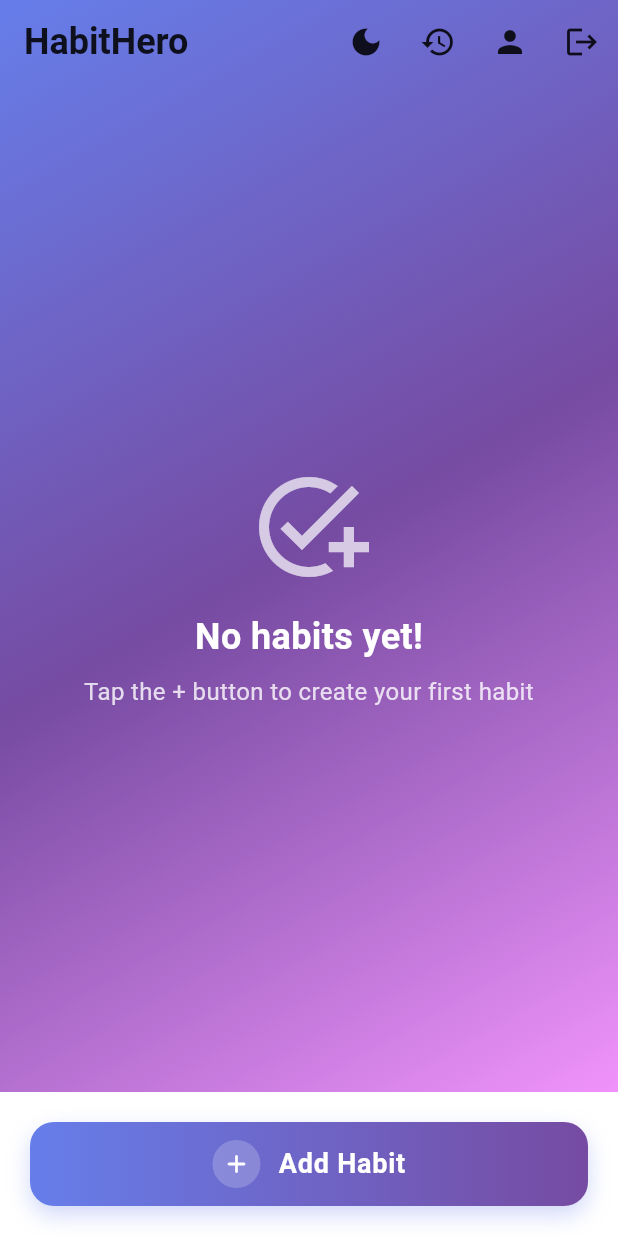
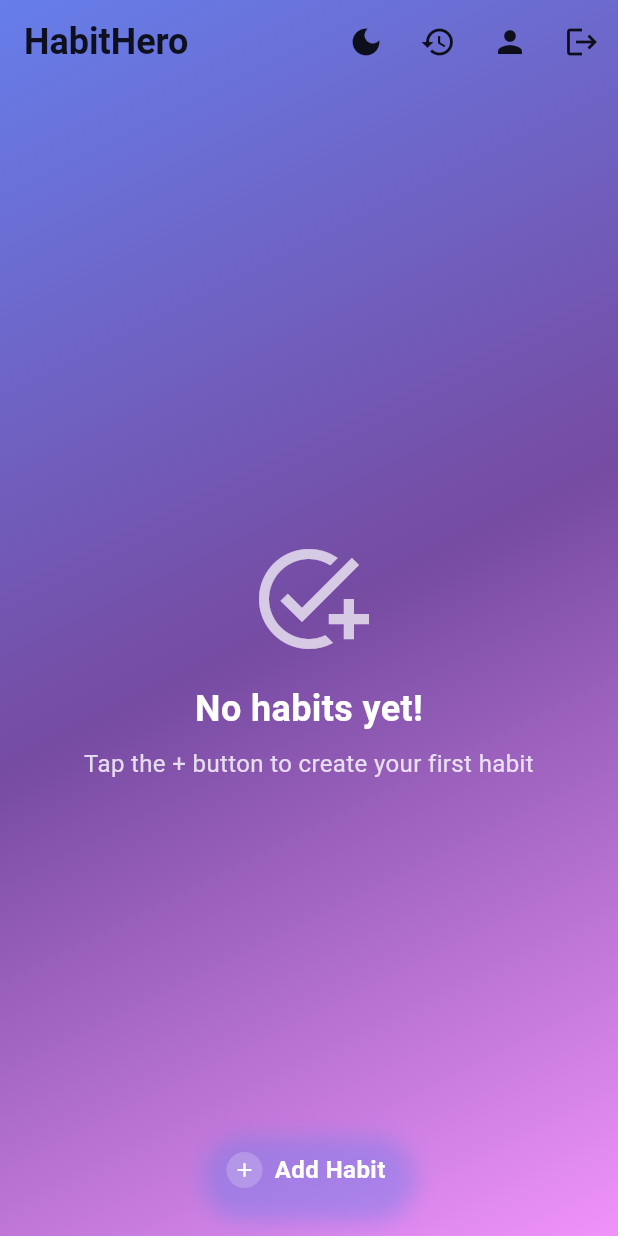
Before and after one commit to RkTushar/habithero, a Flutter app: the HomeScreen screen opened directly, on a phone screen of 412 x 824 dp. Run offline on Flutter 3.47's test engine with Material 3 defaults, Android fonts, the light colour scheme and no system bars; our stand-ins replace cloud_firestore, firebase_auth, firebase_core, flutter_local_notifications, shared_preferences, table_calendar and 1 more; accounts and stored records are empty.

Commit message:
Update home_screen.dart

```diff
--- a/lib/screens/home_screen.dart
+++ b/lib/screens/home_screen.dart
@@ -391,52 +391,39 @@ class HomeScreen extends StatelessWidget {
           ),
         ),
       ),
-      floatingActionButton: null,
-      floatingActionButtonLocation: null,
-      bottomNavigationBar: Container(
-        padding: EdgeInsets.all(20),
+      floatingActionButton: Container(
         decoration: BoxDecoration(
-          color: Colors.transparent,
-        ),
-        child: Container(
-          width: double.infinity,
-          height: 56,
-          decoration: BoxDecoration(
-            borderRadius: BorderRadius.circular(16),
-            gradient: LinearGradient(
-              colors: [
-                Color(0xFF667eea),
-                Color(0xFF764ba2),
-              ],
-              begin: Alignment.centerLeft,
-              end: Alignment.centerRight,
-            ),
+          borderRadius: BorderRadius.circular(28),
           boxShadow: [
             BoxShadow(
-                color: Color(0xFF667eea).withOpacity(0.3),
+              color: Color(0xFF667eea).withOpacity(0.4),
               blurRadius: 12,
               offset: Offset(0, 6),
             ),
           ],
         ),
-          child: Material(
-            color: Colors.transparent,
-            child: InkWell(
-              borderRadius: BorderRadius.circular(16),
-              onTap: () {
+        child: FloatingActionButton.extended(
+          tooltip: 'Add New Habit',
+          onPressed: () {
             Navigator.push(
               context,
               MaterialPageRoute(builder: (_) => AddHabitScreen()),
             );
           },
-              child: Container(
-                padding: EdgeInsets.symmetric(horizontal: 24),
-                child: Row(
-                  mainAxisAlignment: MainAxisAlignment.center,
-                  children: [
-                    Container(
-                      width: 32,
-                      height: 32,
+          backgroundColor: Colors.transparent,
+          elevation: 0,
+          label: Text(
+            "Add Habit",
+            style: TextStyle(
+              color: Colors.white,
+              fontSize: 16,
+              fontWeight: FontWeight.w600,
+              letterSpacing: 0.3,
+            ),
+          ),
+          icon: Container(
+            width: 24,
+            height: 24,
             decoration: BoxDecoration(
               shape: BoxShape.circle,
               color: Colors.white.withOpacity(0.2),
@@ -444,26 +431,13 @@ class HomeScreen extends StatelessWidget {
             child: Icon(
               Icons.add_rounded,
               color: Colors.white,
-                        size: 20,
-                      ),
-                    ),
-                    SizedBox(width: 12),
-                    Text(
-                      "Add Habit",
-                      style: TextStyle(
-                        color: Colors.white,
-                        fontSize: 18,
-                        fontWeight: FontWeight.w600,
-                        letterSpacing: 0.5,
-                      ),
-                    ),
-                  ],
+              size: 16,
             ),
           ),
         ),
       ),
-        ),
-      ),
+      floatingActionButtonLocation: FloatingActionButtonLocation.centerFloat,
+      bottomNavigationBar: null,
     );
   }
 }
```
Lines whose indentation alone changed are shown as unchanged.
